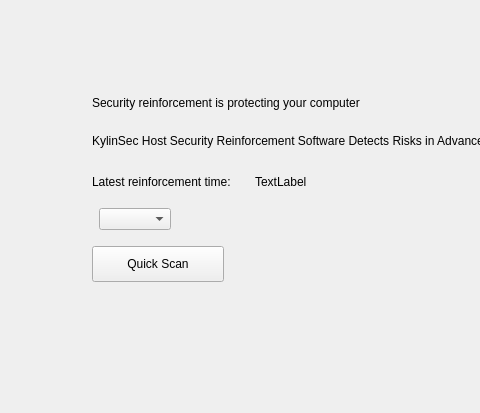
Qt form src/ui/br/home.ui (openeuler-mirror/ks-ssr) before a commit; both pictures show x 0 to 480 and y 0 to 413 of the 829 by 413 pixel window.
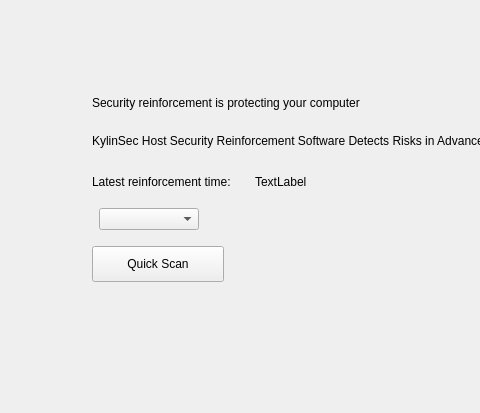
The same form after that commit. Icons and pictures are not drawn.

Patch:
```diff
--- a/src/ui/br/home.ui
+++ b/src/ui/br/home.ui
@@ -126,7 +126,14 @@
         </widget>
        </item>
        <item>
-        <widget class="QComboBox" name="m_scanComboBox"/>
+        <widget class="QComboBox" name="m_scanComboBox">
+         <property name="minimumSize">
+          <size>
+           <width>100</width>
+           <height>0</height>
+          </size>
+         </property>
+        </widget>
        </item>
        <item>
         <spacer name="horizontalSpacer_3">
```
